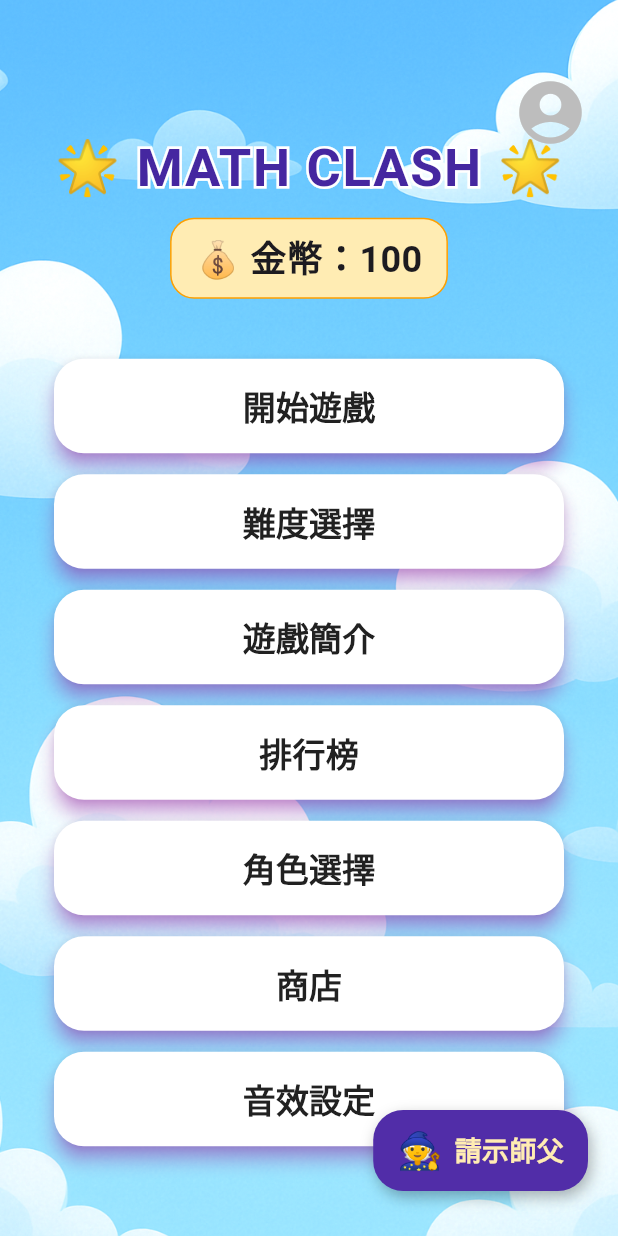
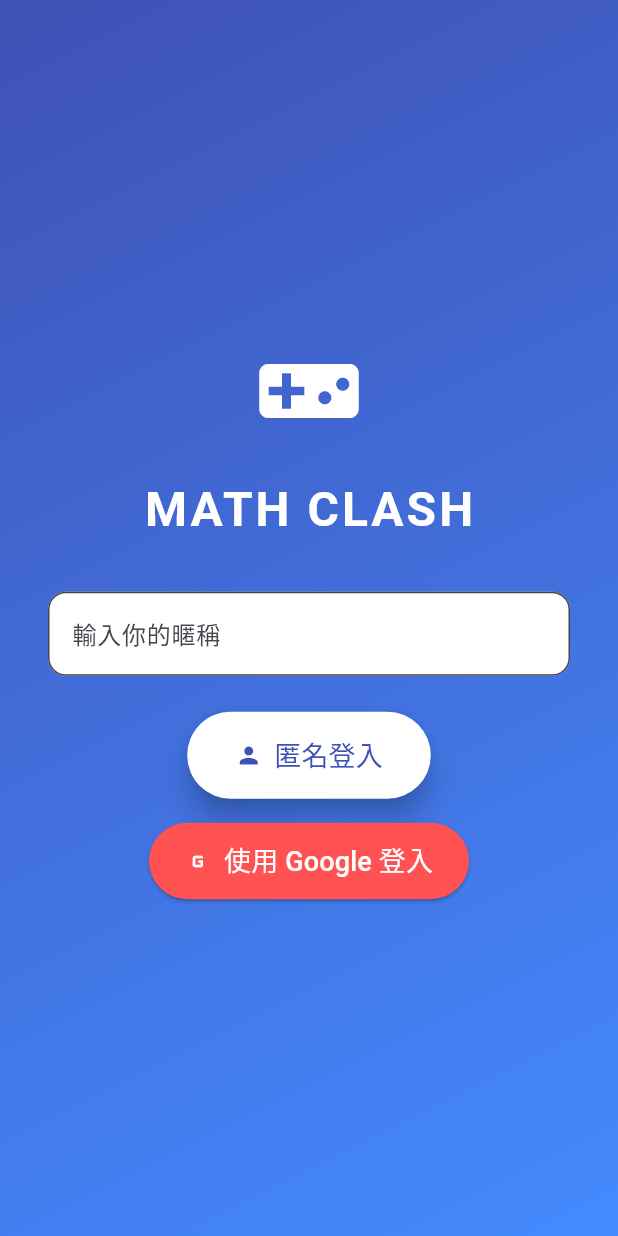
Before and after one commit to timo456/math-clash-web, a Flutter app: the screen it shows after launch, on a phone screen of 412 x 824 dp. Run offline on Flutter 3.47's test engine with Material 3 defaults, Android fonts, the light colour scheme and no system bars; our stand-ins replace audioplayers, cloud_firestore, firebase_auth, firebase_core, google_sign_in, shared_preferences; accounts and stored records are empty.

Commit message:
??靽格??摩??Ｘ?摮?

```diff
--- a/lib/coin_helper.dart
+++ b/lib/coin_helper.dart
@@ -1,35 +1,39 @@
 import 'package:shared_preferences/shared_preferences.dart';
+import 'package:firebase_auth/firebase_auth.dart';
 
 class CoinHelper {
-  static const String _coinKey = 'coins';
+  static String get _currentUserKey {
+    final uid = FirebaseAuth.instance.currentUser?.uid ?? 'guest';
+    return 'coins_$uid'; // 👈 每個使用者的 key 都不一樣
+  }
 
   // 讀取目前金幣數
   static Future<int> getCoins() async {
     final prefs = await SharedPreferences.getInstance();
-    return prefs.getInt(_coinKey) ?? 100;
+    return prefs.getInt(_currentUserKey) ?? 100;
   }
 
   // 增加金幣
   static Future<void> addCoins(int amount) async {
     final prefs = await SharedPreferences.getInstance();
-    final current = prefs.getInt(_coinKey) ?? 100;
-    await prefs.setInt(_coinKey, current + amount);
+    final current = prefs.getInt(_currentUserKey) ?? 100;
+    await prefs.setInt(_currentUserKey, current + amount);
   }
 
-  // 減少金幣（不允許為負，失敗會回傳 false）
+  // 減少金幣（不允許為負）
   static Future<bool> spendCoins(int amount) async {
     final prefs = await SharedPreferences.getInstance();
-    final current = prefs.getInt(_coinKey) ?? 100;
+    final current = prefs.getInt(_currentUserKey) ?? 100;
     if (current >= amount) {
-      await prefs.setInt(_coinKey, current - amount);
+      await prefs.setInt(_currentUserKey, current - amount);
       return true;
     }
     return false;
   }
 
-  // 重設金幣（可傳入初始值）
+  // 重設金幣
   static Future<void> resetCoins([int initial = 100]) async {
     final prefs = await SharedPreferences.getInstance();
-    await prefs.setInt(_coinKey, initial);
+    await prefs.setInt(_currentUserKey, initial);
   }
 }
--- /dev/null
+++ b/lib/login_page.dart
@@ -0,0 +1,202 @@
+import 'package:flutter/material.dart';
+import 'package:firebase_auth/firebase_auth.dart';
+import 'package:shared_preferences/shared_preferences.dart'; // 若要記住暱稱可加
+import 'home_page.dart';
+import 'package:google_sign_in/google_sign_in.dart';
+
+class LoginPage extends StatefulWidget {
+  const LoginPage({super.key});
+
+  @override
+  State<LoginPage> createState() => _LoginPageState();
+}
+
+class _LoginPageState extends State<LoginPage> {
+  final TextEditingController _nameController = TextEditingController();
+  bool _loading = false;
+  bool _showError = false;
+
+  @override
+  void initState() {
+    super.initState();
+    _loadSavedNickname(); // ✅ 啟動時讀取
+  }
+
+  void _loadSavedNickname() async {
+    final prefs = await SharedPreferences.getInstance();
+    final savedName = prefs.getString('nickname');
+    if (savedName != null && mounted) {
+      setState(() {
+        _nameController.text = savedName;
+      });
+    }
+  }
+
+  Future<void> _signInWithGoogle() async {
+    setState(() => _loading = true);
+    try {
+      final GoogleSignInAccount? googleUser = await GoogleSignIn().signIn();
+      if (googleUser == null) {
+        setState(() => _loading = false);
+        return; // 使用者取消登入
+      }
+
+      final GoogleSignInAuthentication googleAuth = await googleUser.authentication;
+      final credential = GoogleAuthProvider.credential(
+        accessToken: googleAuth.accessToken,
+        idToken: googleAuth.idToken,
+      );
+
+      await FirebaseAuth.instance.signInWithCredential(credential);
+
+      Navigator.pushReplacement(
+        context,
+        MaterialPageRoute(builder: (_) => const HomePage()),
+      );
+    } catch (e) {
+      ScaffoldMessenger.of(context).showSnackBar(
+        SnackBar(content: Text('Google 登入失敗：$e')),
+      );
+    } finally {
+      setState(() => _loading = false);
+    }
+  }
+
+
+  Future<void> _signInAnonymously() async {
+    setState(() {
+      _loading = true;
+      _showError = false;
+    });
+
+    final nickname = _nameController.text.trim();
+    if (nickname.isEmpty) {
+      setState(() {
+        _loading = false;
+        _showError = true;
+      });
+      ScaffoldMessenger.of(context).showSnackBar(
+        const SnackBar(content: Text('請先輸入暱稱')),
+      );
+      return;
+    }
+
+    try {
+      final auth = FirebaseAuth.instance;
+
+      if (auth.currentUser == null) {
+        await auth.signInAnonymously();
+      }
+
+      await auth.currentUser?.updateDisplayName(nickname);
+
+      // ✅ 可選：記住暱稱（本地保存）
+      final prefs = await SharedPreferences.getInstance();
+      prefs.setString('nickname', nickname);
+
+      Navigator.pushReplacement(
+        context,
+        MaterialPageRoute(builder: (_) => const HomePage()),
+      );
+    } catch (e) {
+      ScaffoldMessenger.of(context).showSnackBar(
+        SnackBar(content: Text('登入失敗：$e')),
+      );
+    } finally {
+      setState(() => _loading = false);
+    }
+  }
+
+  @override
+  Widget build(BuildContext context) {
+    return Stack(
+      children: [
+        // 🎨 背景漸層
+        Container(
+          decoration: const BoxDecoration(
+            gradient: LinearGradient(
+              colors: [Colors.indigo, Colors.blueAccent],
+              begin: Alignment.topLeft,
+              end: Alignment.bottomRight,
+            ),
+          ),
+        ),
+
+        Scaffold(
+          backgroundColor: Colors.transparent,
+          body: Center(
+            child: SingleChildScrollView(
+              padding: const EdgeInsets.all(32.0),
+              child: Column(
+                mainAxisSize: MainAxisSize.min,
+                children: [
+                  const Icon(Icons.videogame_asset, size: 72, color: Colors.white),
+                  const SizedBox(height: 20),
+                  const Text(
+                    'MATH CLASH',
+                    style: TextStyle(
+                      fontSize: 32,
+                      color: Colors.white,
+                      fontWeight: FontWeight.bold,
+                      letterSpacing: 2,
+                    ),
+                  ),
+                  const SizedBox(height: 32),
+                  TextField(
+                    controller: _nameController,
+                    style: const TextStyle(color: Colors.black),
+                    decoration: InputDecoration(
+                      filled: true,
+                      fillColor: Colors.white,
+                      hintText: '輸入你的暱稱',
+                      errorText: _showError ? '暱稱不能為空' : null,
+                      border: OutlineInputBorder(
+                        borderRadius: BorderRadius.circular(12),
+                      ),
+                    ),
+                  ),
+                  const SizedBox(height: 24),
+                  ElevatedButton.icon(
+                    icon: const Icon(Icons.person),
+                    label: const Text('匿名登入', style: TextStyle(fontSize: 18)),
+                    style: ElevatedButton.styleFrom(
+                      backgroundColor: Colors.white,
+                      foregroundColor: Colors.indigo,
+                      padding: const EdgeInsets.symmetric(horizontal: 32, vertical: 16),
+                      shape: RoundedRectangleBorder(
+                        borderRadius: BorderRadius.circular(30),
+                      ),
+                      elevation: 8,
+                    ),
+                    onPressed: _signInAnonymously,
+                  ),
+                  const SizedBox(height: 16),
+                  ElevatedButton.icon(
+                    icon: const Icon(Icons.g_mobiledata),
+                    label: const Text('使用 Google 登入', style: TextStyle(fontSize: 18)),
+                    style: ElevatedButton.styleFrom(
+                      backgroundColor: Colors.redAccent,
+                      foregroundColor: Colors.white,
+                      padding: const EdgeInsets.symmetric(horizontal: 24, vertical: 12),
+                      shape: RoundedRectangleBorder(borderRadius: BorderRadius.circular(30)),
+                    ),
+                    onPressed: _signInWithGoogle,
+                  ),
+                ],
+              ),
+            ),
+          ),
+        ),
+
+        // ⏳ Loading 遮罩
+        if (_loading)
+          Container(
+            color: Colors.black38,
+            child: const Center(
+              child: CircularProgressIndicator(color: Colors.white),
+            ),
+          ),
+      ],
+    );
+  }
+}
--- a/lib/main.dart
+++ b/lib/main.dart
@@ -2,8 +2,10 @@
 import 'package:flutter/material.dart';
 import 'package:firebase_core/firebase_core.dart';
 import 'firebase_options.dart'; // ✅ flutterfire 自動生成的
+import 'package:firebase_auth/firebase_auth.dart';
 
 import 'home_page.dart';
+import 'login_page.dart';
 
 void main() async {
   WidgetsFlutterBinding.ensureInitialized(); // ❗初始化必要
@@ -22,7 +24,7 @@ class MathClashApp extends StatelessWidget {
     return MaterialApp(
       title: 'MATH CLASH',
       theme: ThemeData(primarySwatch: Colors.indigo),
-      home: const HomePage(),
+      home: const LoginPage(), // 👈 改成這個
       debugShowCheckedModeBanner: false,
     );
   }
--- a/pubspec.yaml
+++ b/pubspec.yaml
@@ -37,6 +37,8 @@ dependencies:
   firebase_core: ^2.30.0
   cloud_firestore: ^4.17.0
   intl: ^0.18.1
+  firebase_auth: ^4.17.3 # 或最新版
+  google_sign_in: ^6.2.1
   # The following adds the Cupertino Icons font to your application.
   # Use with the CupertinoIcons class for iOS style icons.
   cupertino_icons: ^1.0.8
```
Also changed, not shown: lib/leaderboard_page.dart (+124 -0 lines), lib/shop_page.dart (+15 -18 lines), pubspec.lock, 4 other files.
